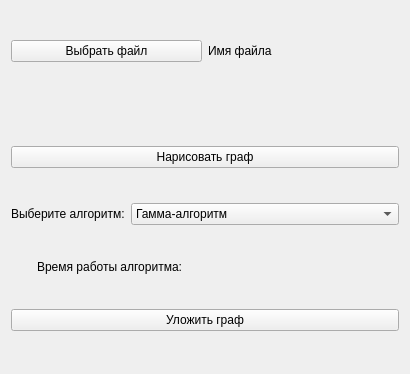
First picture: the form in client/gui/ui_graph_page.ui, repository RozeQz/GraphEmbedding, before the edit.
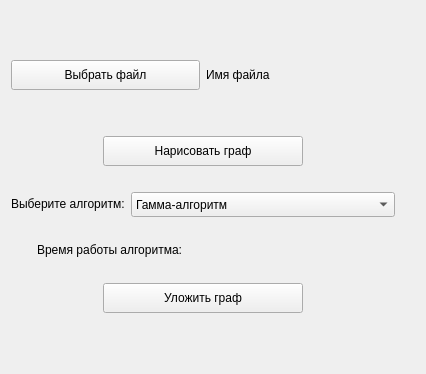
Second picture: the form after the edit. Icons and pictures are not drawn.

```diff
--- a/client/gui/ui_graph_page.ui
+++ b/client/gui/ui_graph_page.ui
@@ -16,10 +16,53 @@
   <layout class="QHBoxLayout" name="horizontalLayout">
    <item>
     <layout class="QVBoxLayout" name="verticalLayout">
+     <property name="rightMargin">
+      <number>20</number>
+     </property>
+     <item>
+      <spacer name="verticalSpacer_2">
+       <property name="orientation">
+        <enum>Qt::Vertical</enum>
+       </property>
+       <property name="sizeHint" stdset="0">
+        <size>
+         <width>20</width>
+         <height>40</height>
+        </size>
+       </property>
+      </spacer>
+     </item>
      <item>
       <layout class="QHBoxLayout" name="horizontalLayout_2">
+       <property name="topMargin">
+        <number>10</number>
+       </property>
+       <property name="bottomMargin">
+        <number>10</number>
+       </property>
        <item>
         <widget class="QPushButton" name="btn_file">
+         <property name="sizePolicy">
+          <sizepolicy hsizetype="Minimum" vsizetype="Fixed">
+           <horstretch>0</horstretch>
+           <verstretch>0</verstretch>
+          </sizepolicy>
+         </property>
+         <property name="minimumSize">
+          <size>
+           <width>0</width>
+           <height>30</height>
+          </size>
+         </property>
+         <property name="maximumSize">
+          <size>
+           <width>200</width>
+           <height>60</height>
+          </size>
+         </property>
+         <property name="cursor">
+          <cursorShape>PointingHandCursor</cursorShape>
+         </property>
          <property name="text">
           <string>Выбрать файл</string>
          </property>
@@ -54,14 +97,45 @@
       </widget>
      </item>
      <item>
-      <widget class="QPushButton" name="btn_draw">
-       <property name="text">
-        <string>Нарисовать граф</string>
+      <layout class="QHBoxLayout" name="horizontalLayout_5">
+       <property name="topMargin">
+        <number>10</number>
        </property>
-      </widget>
+       <property name="bottomMargin">
+        <number>10</number>
+       </property>
+       <item>
+        <widget class="QPushButton" name="btn_draw">
+         <property name="minimumSize">
+          <size>
+           <width>0</width>
+           <height>30</height>
+          </size>
+         </property>
+         <property name="maximumSize">
+          <size>
+           <width>200</width>
+           <height>60</height>
+          </size>
+         </property>
+         <property name="cursor">
+          <cursorShape>PointingHandCursor</cursorShape>
+         </property>
+         <property name="text">
+          <string>Нарисовать граф</string>
+         </property>
+        </widget>
+       </item>
+      </layout>
      </item>
      <item>
       <layout class="QHBoxLayout" name="horizontalLayout_4">
+       <property name="topMargin">
+        <number>10</number>
+       </property>
+       <property name="bottomMargin">
+        <number>10</number>
+       </property>
        <item>
         <widget class="QLabel" name="lbl_algorithm">
          <property name="sizePolicy">
@@ -83,6 +157,21 @@
            <verstretch>0</verstretch>
           </sizepolicy>
          </property>
+         <property name="minimumSize">
+          <size>
+           <width>0</width>
+           <height>25</height>
+          </size>
+         </property>
+         <property name="maximumSize">
+          <size>
+           <width>16777215</width>
+           <height>16777215</height>
+          </size>
+         </property>
+         <property name="cursor">
+          <cursorShape>PointingHandCursor</cursorShape>
+         </property>
          <property name="currentIndex">
           <number>0</number>
          </property>
@@ -107,6 +196,12 @@
      </item>
      <item>
       <layout class="QHBoxLayout" name="horizontalLayout_3">
+       <property name="topMargin">
+        <number>10</number>
+       </property>
+       <property name="bottomMargin">
+        <number>10</number>
+       </property>
        <item>
         <widget class="QLabel" name="lbl_clock">
          <property name="sizePolicy">
@@ -148,11 +243,49 @@
       </layout>
      </item>
      <item>
-      <widget class="QPushButton" name="btn_embed">
-       <property name="text">
-        <string>Уложить граф</string>
+      <layout class="QHBoxLayout" name="horizontalLayout_6">
+       <property name="topMargin">
+        <number>10</number>
        </property>
-      </widget>
+       <property name="bottomMargin">
+        <number>10</number>
+       </property>
+       <item>
+        <widget class="QPushButton" name="btn_embed">
+         <property name="minimumSize">
+          <size>
+           <width>0</width>
+           <height>30</height>
+          </size>
+         </property>
+         <property name="maximumSize">
+          <size>
+           <width>200</width>
+           <height>60</height>
+          </size>
+         </property>
+         <property name="cursor">
+          <cursorShape>PointingHandCursor</cursorShape>
+         </property>
+         <property name="text">
+          <string>Уложить граф</string>
+         </property>
+        </widget>
+       </item>
+      </layout>
+     </item>
+     <item>
+      <spacer name="verticalSpacer">
+       <property name="orientation">
+        <enum>Qt::Vertical</enum>
+       </property>
+       <property name="sizeHint" stdset="0">
+        <size>
+         <width>20</width>
+         <height>40</height>
+        </size>
+       </property>
+      </spacer>
      </item>
     </layout>
    </item>
```
